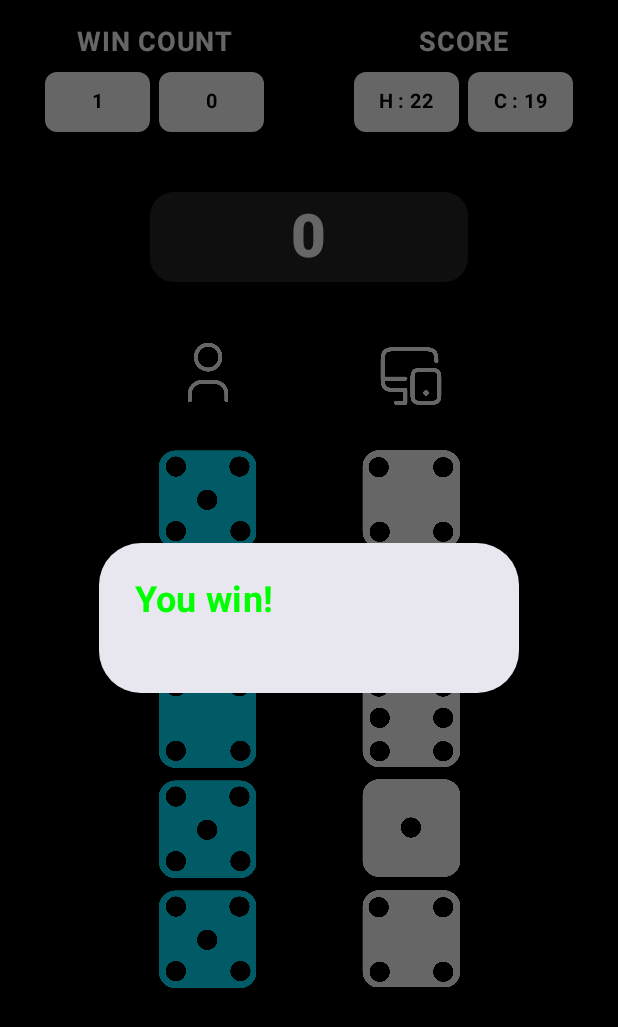
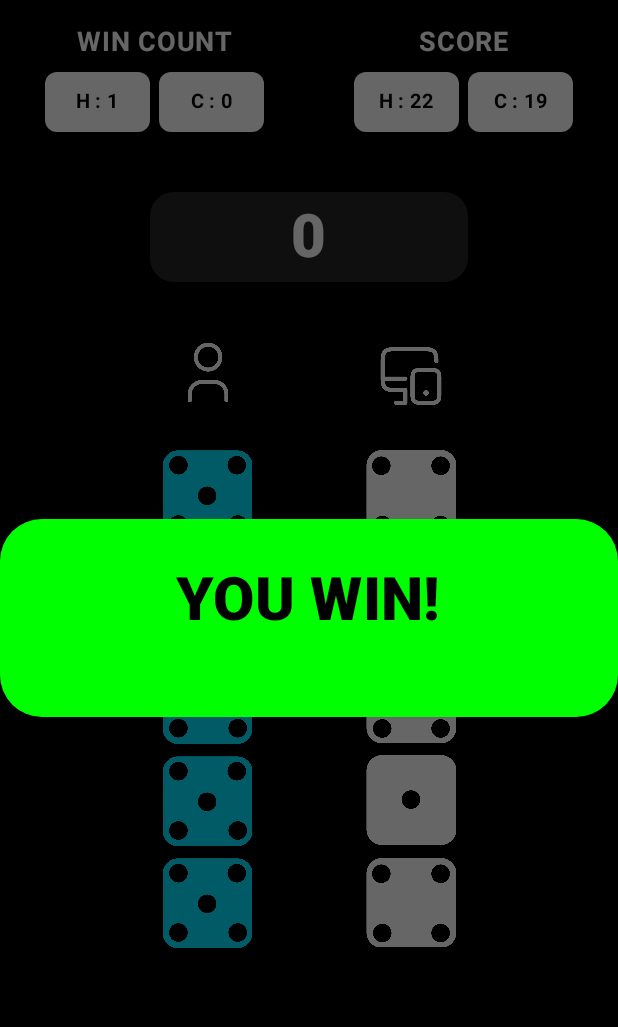
Before and after one commit to CodeWhi5per/Dice-Game-Using-Kotlin, an Android app built with Jetpack Compose: the composable GameScreen called with empty values, after a tap on "SCORE", on a phone screen of 412 x 824 dp. Shown: the top 1027 px of the screen. Run offline under Robolectric (Android 15) with nearby library versions, the phone set to English and light mode, and no system bars.

Commit message:
Updated the game screen UI

```diff
--- a/app/src/main/java/com/example/dice_game_assignment/GameScreen.kt
+++ b/app/src/main/java/com/example/dice_game_assignment/GameScreen.kt
@@ -56,15 +56,15 @@ fun GameScreen(
         computerSelectedDice = List(5) { false } // Clear the green borders
 
         if (humanTotalScore >= targetScore) {
-            winMessage = "You win!"
-            winMessageColor = Color.Green
+            winMessage = "YOU WIN!"
+            winMessageColor = Color.Black
             showWinDialog = true
             gameOver = true
             currentHumanWinCount++
             onWinUpdate(currentHumanWinCount, currentComputerWinCount)
         } else if (computerTotalScore >= targetScore) {
-            winMessage = "You lose"
-            winMessageColor = Color.Red
+            winMessage = "YOU LOSE!"
+            winMessageColor = Color.Black
             showWinDialog = true
             gameOver = true
             currentComputerWinCount++
@@ -135,7 +135,7 @@ fun GameScreen(
                         contentAlignment = Alignment.Center
                     ) {
                         Text(
-                            text = "$currentHumanWinCount",
+                            text = "H : $currentHumanWinCount",
                             color = Color.Black,
                             fontSize = 13.sp,
                             fontWeight = FontWeight.Bold
@@ -149,7 +149,7 @@ fun GameScreen(
                         contentAlignment = Alignment.Center
                     ) {
                         Text(
-                            text = "$currentComputerWinCount",
+                            text = "C : $currentComputerWinCount",
                             color = Color.Black,
                             fontSize = 13.sp,
                             fontWeight = FontWeight.Bold
@@ -241,7 +241,7 @@ fun GameScreen(
                 leftDiceImages.forEachIndexed { index, dice ->
                     Box(
                         modifier = Modifier
-                            .size(65.dp)
+                            .size(60.dp)
                             .border(
                                 width = 4.dp,
                                 color = if (selectedDice[index]) Color.Green else Color.Transparent,
@@ -277,7 +277,7 @@ fun GameScreen(
                 rightDiceImages.forEachIndexed { index, dice ->
                     Box(
                         modifier = Modifier
-                            .size(65.dp)
+                            .size(60.dp)
                             .border(
                                 width = 4.dp,
                                 color = if (computerSelectedDice[index]) Color.Red else Color.Transparent,
@@ -360,13 +360,21 @@ fun GameScreen(
             onDismissRequest = {},
             confirmButton = {},
             text = {
-                Text(
-                    text = winMessage,
-                    color = winMessageColor,
-                    fontSize = 24.sp,
-                    fontWeight = FontWeight.Bold
-                )
-            }
+                Box(
+                    modifier = Modifier
+                        .fillMaxWidth()
+                        .height(60.dp), // Adjust height as needed
+                    contentAlignment = Alignment.Center
+                ) {
+                    Text(
+                        text = winMessage,
+                        color = Color.Black,
+                        fontSize = 40.sp,
+                        fontWeight = FontWeight.Black
+                    )
+                }
+            },
+            containerColor = if (winMessage == "YOU WIN!") Color.Green else Color.Red
         )
     }
 }
```
